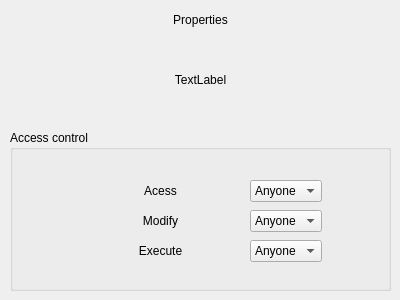
Qt form explorer/explorer/permissionsform.ui (paulkoba/Assignments_KNU_Y2) before a commit.
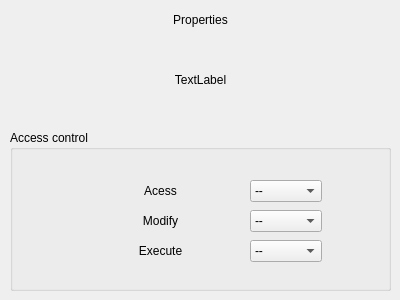
The same form after that commit.

Patch:
```diff
--- a/explorer/explorer/permissionsform.ui
+++ b/explorer/explorer/permissionsform.ui
@@ -46,6 +46,11 @@
       <height>22</height>
      </rect>
     </property>
+    <item>
+     <property name="text">
+      <string>--</string>
+     </property>
+    </item>
     <item>
      <property name="text">
       <string>Anyone</string>
@@ -71,6 +76,11 @@
       <height>22</height>
      </rect>
     </property>
+    <item>
+     <property name="text">
+      <string>--</string>
+     </property>
+    </item>
     <item>
      <property name="text">
       <string>Anyone</string>
@@ -96,6 +106,11 @@
       <height>22</height>
      </rect>
     </property>
+    <item>
+     <property name="text">
+      <string>--</string>
+     </property>
+    </item>
     <item>
      <property name="text">
       <string>Anyone</string>
```
